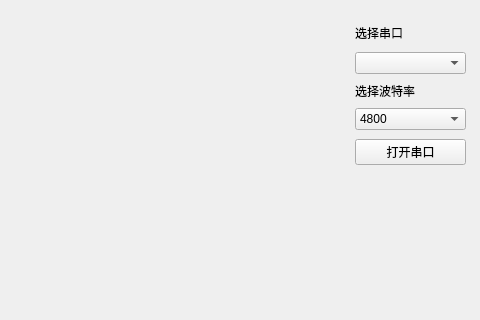
Qt form set.ui (godnative/cap2fpga) before a commit; both pictures show x 265 to 745 and y 0 to 320 of the 745 by 648 pixel window.
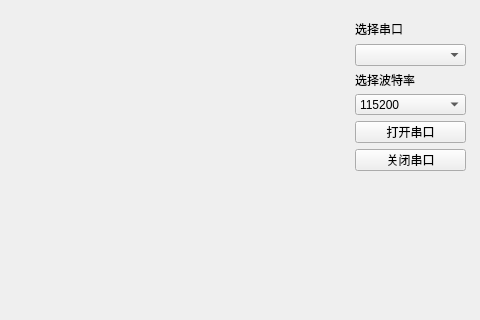
The same form after that commit.

Commit message: 修改了界面

The edit to the form file:
```diff
--- a/set.ui
+++ b/set.ui
@@ -117,11 +117,11 @@
     <item>
      <widget class="QComboBox" name="selectbaud">
       <property name="currentText">
-       <string>4800</string>
+       <string>115200</string>
       </property>
       <item>
        <property name="text">
-        <string>4800</string>
+        <string>115200</string>
        </property>
       </item>
       <item>
@@ -148,6 +148,13 @@
       </property>
      </widget>
     </item>
+    <item>
+     <widget class="QPushButton" name="closeserial">
+      <property name="text">
+       <string>关闭串口</string>
+      </property>
+     </widget>
+    </item>
    </layout>
   </widget>
   <widget class="QTextEdit" name="serialshow">
```
Left out of the diff: 2 changed lines with no effect on the pictures. The commit also changes 1 other file.
